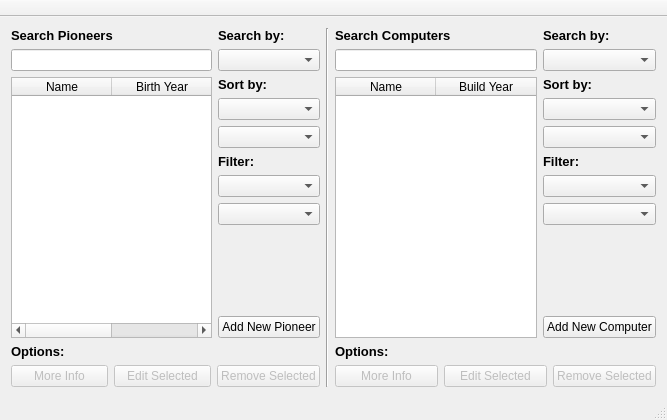
Qt form vika3/mainwindow.ui (hlynurstef/Verklegt-namskeid-1-vika-3) before a commit.
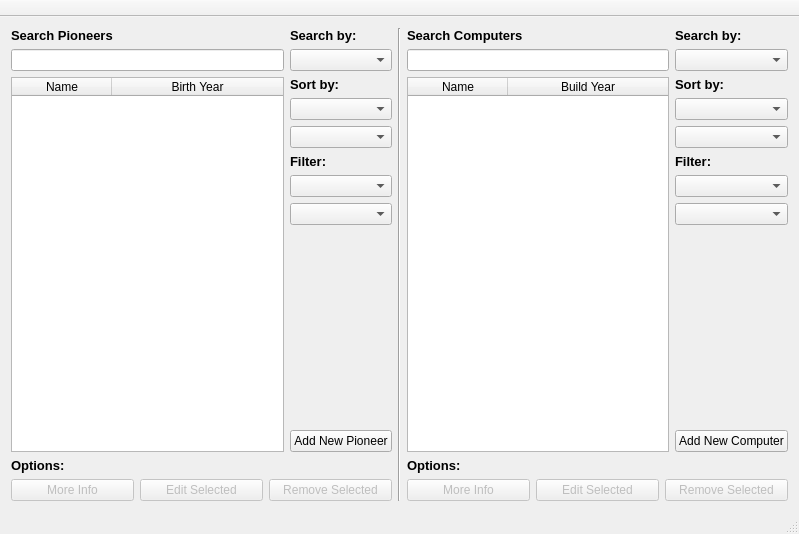
The same form after that commit. Icons and pictures are not drawn.

Commit message: lagfæring more info

```diff
--- a/vika3/mainwindow.ui
+++ b/vika3/mainwindow.ui
@@ -6,10 +6,16 @@
    <rect>
     <x>0</x>
     <y>0</y>
-    <width>667</width>
-    <height>420</height>
+    <width>799</width>
+    <height>534</height>
    </rect>
   </property>
+  <property name="minimumSize">
+   <size>
+    <width>799</width>
+    <height>534</height>
+   </size>
+  </property>
   <property name="windowTitle">
    <string>*~ Computer Science ~*</string>
   </property>
```
Left out of the diff: 2 changed lines with no effect on the pictures.
